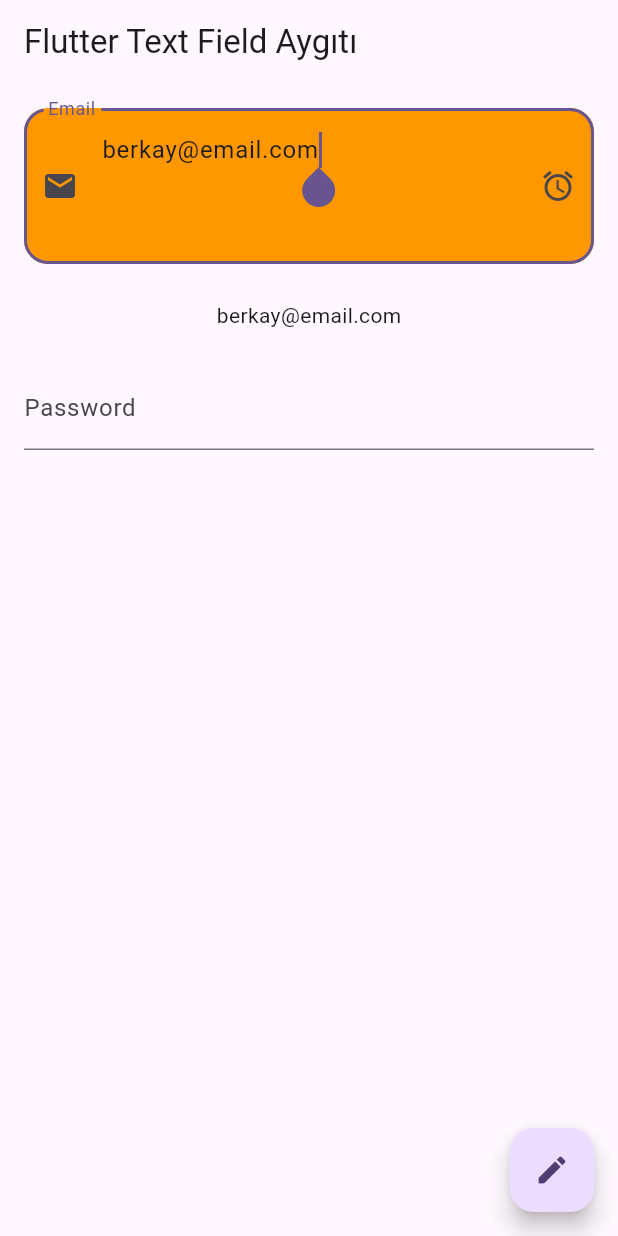
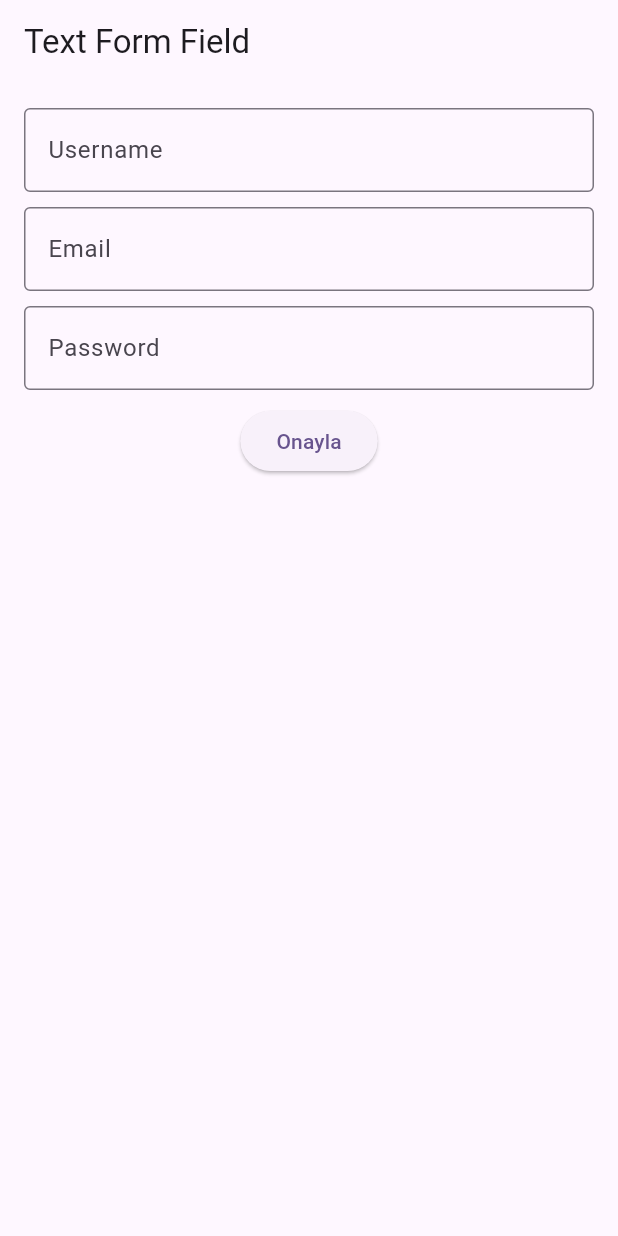
Before and after one commit to BerkayGithub/flutter_inputs, a Flutter app: the screen it shows after launch, on a phone screen of 412 x 824 dp. Run offline on Flutter 3.47's test engine with Material 3 defaults, Android fonts, the phone set to English and light mode, and no system bars; our stand-ins replace email_validator.

Commit message:
TextFormField, validation, Global Key

```diff
--- a/lib/main.dart
+++ b/lib/main.dart
@@ -1,4 +1,5 @@
 import 'package:flutter/material.dart';
+import 'package:flutter_inputs/text_form_field_kullanimi.dart';
 import 'package:flutter_inputs/text_input_islemleri.dart';
 
 void main() {
@@ -16,7 +17,7 @@ class MyApp extends StatelessWidget {
       theme: ThemeData(
         colorScheme: ColorScheme.fromSeed(seedColor: Colors.deepPurple),
       ),
-      home: const TextInputIslemleri(title: 'Flutter Text Field Aygıtı'),
+      home: const TextFormFieldKullanimi(),
     );
   }
 }
--- /dev/null
+++ b/lib/text_form_field_kullanimi.dart
@@ -0,0 +1,99 @@
+import 'package:email_validator/email_validator.dart';
+import 'package:flutter/material.dart';
+
+class TextFormFieldKullanimi extends StatefulWidget{
+  const TextFormFieldKullanimi({super.key});
+
+  @override
+  State<TextFormFieldKullanimi> createState() => _TextFormFieldKullanimi();
+
+}
+
+class _TextFormFieldKullanimi extends State<TextFormFieldKullanimi>{
+  String _email='', _password='', _username='';
+  final _formKey = GlobalKey<FormState>();
+
+  @override
+  Widget build(BuildContext context) {
+    return Scaffold(
+      appBar: AppBar(title: Text("Text Form Field")),
+      body: SingleChildScrollView(
+        child: Padding(
+          padding: const EdgeInsets.all(16.0),
+          child: Form(
+            key: _formKey,
+            autovalidateMode: AutovalidateMode.onUserInteraction,
+            child: Column(
+              mainAxisAlignment: MainAxisAlignment.spaceAround,
+              children: [
+                TextFormField(
+                  initialValue: "",
+                  decoration: InputDecoration(labelText: "Username",hintText: "Username", border: OutlineInputBorder()),
+                  validator: (deger){
+                    if(deger!.length < 4){
+                      return "Username en az 4 karakter olmalıdır";
+                    }else{
+                      return null;
+                    }
+                  },
+                  onSaved: (deger){
+                    _username = deger!;
+                  },
+                ),
+                SizedBox(height: 10),
+                TextFormField(
+                  keyboardType: TextInputType.emailAddress,
+                  initialValue: "",
+                  decoration: InputDecoration(labelText: "Email", hintText: "Email", border: OutlineInputBorder()),
+                  validator: (deger){
+                    if(deger!.isEmpty){
+                      return "Email boş olamaz";
+                    }else if(!EmailValidator.validate(deger)){
+                      return "Geçerli bir email giriniz!";
+                    }else {
+                      return null;
+                    }
+                  },
+                  onSaved: (deger){
+                    _email = deger!;
+                  },
+                ),
+                SizedBox(height: 10),
+                TextFormField(
+                  keyboardType: TextInputType.text,
+                  initialValue: "",
+                  decoration: InputDecoration(labelText: "Password", hintText: "Password", border: OutlineInputBorder()),
+                  validator: (deger){
+                    if(deger!.length < 6){
+                      return "Şifre 6 karakterden uzun olmalıdır";
+                    }else {
+                      return null;
+                    }
+                  },
+                  onSaved: (deger){
+                    _password = deger!;
+                  },
+                ),
+                SizedBox(height: 10),
+                ElevatedButton(
+                    onPressed: (){
+                      bool _validate = _formKey.currentState!.validate();
+                      if(_validate){
+                        _formKey.currentState!.save();
+                        String message = "Email $_email\nUsername $_username\nPassword $_password";
+                        ScaffoldMessenger.of(context).showSnackBar(
+                          SnackBar(backgroundColor: Colors.orange.shade300, content: Text(message, style: TextStyle(fontSize: 18)))
+                        );
+                        _formKey.currentState!.reset();
+                      }
+                    },
+                    child: Text("Onayla")
+                )
+              ],
+            ),
+          ),
+        ),
+      ),
+    );
+  }
+}
--- a/pubspec.yaml
+++ b/pubspec.yaml
@@ -30,6 +30,8 @@ environment:
 dependencies:
   flutter:
     sdk: flutter
+
+  email_validator: '^2.1.17'
 
   # The following adds the Cupertino Icons font to your application.
   # Use with the CupertinoIcons class for iOS style icons.
```
Also changed, not shown: pubspec.lock.
